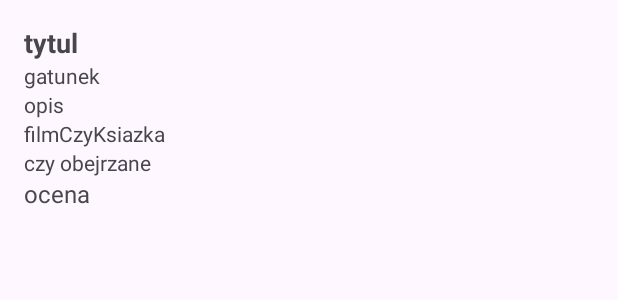
After one commit to szymonrydzewskii/Movie-Book_tracker, an Android app: the layout list_item.xml on its own in the app's theme, with its tools: preview values and no code run, on a phone screen of 412 x 824 dp. The commit adds this screen. Shown: the top 300 px of the screen. Run offline under Robolectric (Android 15) with nearby library versions, the phone set to English and light mode, and no system bars.

Commit message:
Stworzenie data class movie_book oraz list_item jako reprezentant jednego elementu

```diff
--- /dev/null
+++ b/app/src/main/java/com/example/movie_book_tracker/movie_book.kt
@@ -0,0 +1,10 @@
+package com.example.movie_book_tracker
+
+data class movie_book(
+    val tytul: String,
+    val gatunek: String,
+    val opis: String,
+    val ocena: Int,
+    val filmCzyKsiazka: String,
+    val czyObejrzane: Boolean
+)
--- a/app/src/main/res/layout/activity_main.xml
+++ b/app/src/main/res/layout/activity_main.xml
@@ -52,6 +52,7 @@
         android:layout_gravity="center"
         android:textSize="15dp"/>
     <SeekBar
+        android:id="@+id/seekBar_ocena"
         android:layout_marginTop="10dp"
         android:layout_width="match_parent"
         android:layout_height="wrap_content"
--- /dev/null
+++ b/app/src/main/res/layout/list_item.xml
@@ -0,0 +1,53 @@
+<?xml version="1.0" encoding="utf-8"?>
+<LinearLayout xmlns:android="http://schemas.android.com/apk/res/android"
+    android:orientation="vertical"
+    android:layout_width="match_parent"
+    android:layout_height="match_parent"
+    android:padding="16dp">
+
+    <TextView
+        android:id="@+id/movie_tytul"
+        android:layout_width="wrap_content"
+        android:layout_height="wrap_content"
+        android:text="tytul"
+        android:textStyle="bold"
+        android:textSize="18sp"/>
+
+    <TextView
+        android:id="@+id/movie_gatunek"
+        android:layout_width="wrap_content"
+        android:layout_height="wrap_content"
+        android:text="gatunek"
+        android:textSize="14sp"/>
+
+    <TextView
+        android:id="@+id/movie_opis"
+        android:layout_width="wrap_content"
+        android:layout_height="wrap_content"
+        android:text="opis"
+        android:textSize="14sp"/>
+
+    <TextView
+        android:id="@+id/movie_filmCzyKsiazka"
+        android:layout_width="wrap_content"
+        android:layout_height="wrap_content"
+        android:text="filmCzyKsiazka"
+        android:textSize="14sp"/>
+
+    <TextView
+        android:id="@+id/movie_czyObejrzane"
+        android:layout_width="wrap_content"
+        android:layout_height="wrap_content"
+        android:text="czy obejrzane"
+        android:textSize="14sp"/>
+
+    <TextView
+        android:id="@+id/movie_ocena"
+        android:layout_width="wrap_content"
+        android:layout_height="wrap_content"
+        android:text="ocena"
+        android:textSize="16sp"/>
+
+
+
+</LinearLayout>
```
